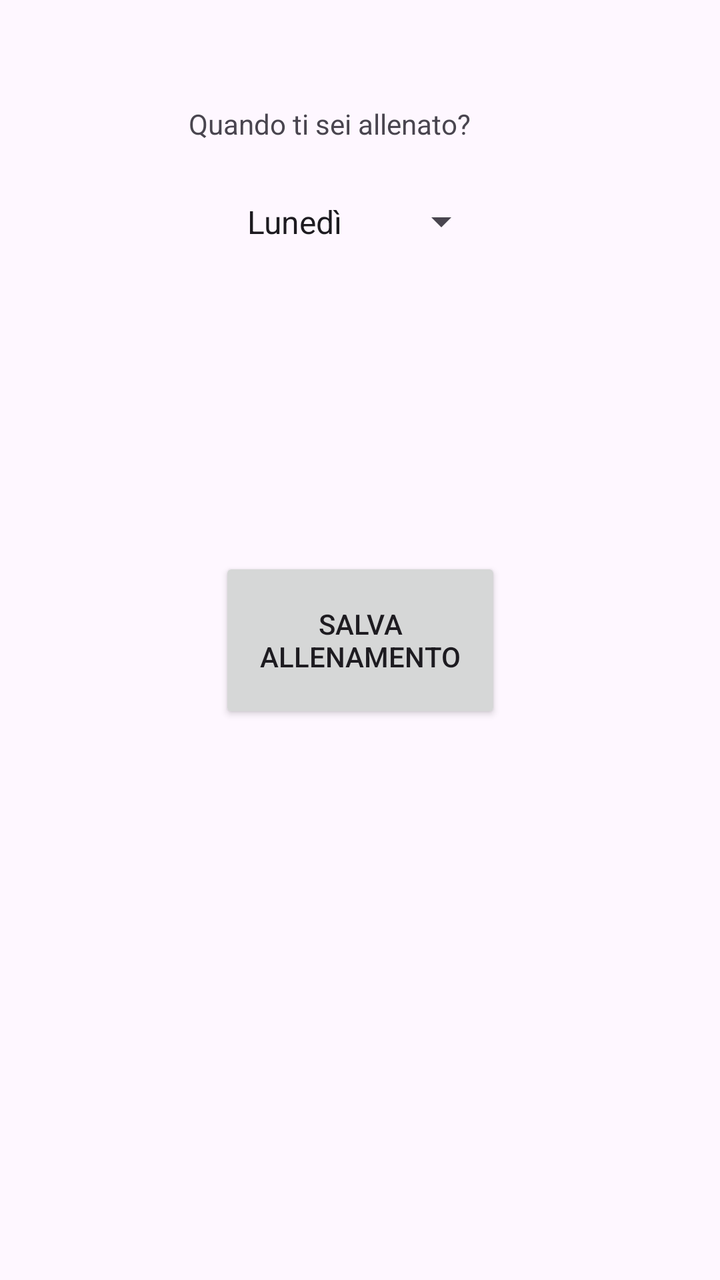
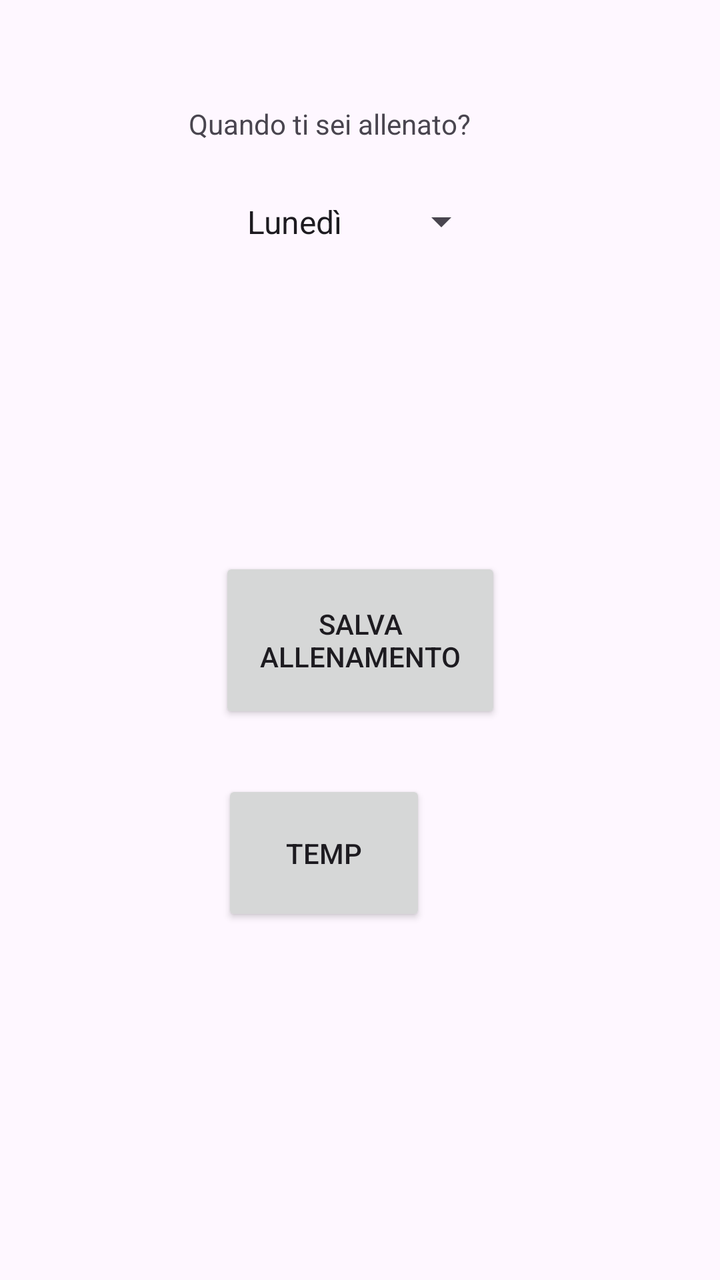

An Android layout rendered at two revisions. The XML below is the earlier revision; the diff shows what the commit changed to produce the second picture.
<!-- AndroidManifest.xml: application theme Theme.GymApp -->
<!-- res/layout/activity_add_training.xml -->
<?xml version="1.0" encoding="utf-8"?>
<androidx.constraintlayout.widget.ConstraintLayout xmlns:android="http://schemas.android.com/apk/res/android"
    xmlns:app="http://schemas.android.com/apk/res-auto"
    xmlns:tools="http://schemas.android.com/tools"
    android:id="@+id/main"
    android:layout_width="match_parent"
    android:layout_height="match_parent"
    tools:context=".AddTrainingActivity">

    <TextView
        android:id="@+id/textView"
        android:layout_width="170dp"
        android:layout_height="26dp"
        android:text="Quando ti sei allenato?"
        app:layout_constraintBottom_toBottomOf="parent"
        app:layout_constraintEnd_toEndOf="parent"
        app:layout_constraintHorizontal_bias="0.497"
        app:layout_constraintStart_toStartOf="parent"
        app:layout_constraintTop_toTopOf="parent"
        app:layout_constraintVertical_bias="0.085" />

    <Spinner
        android:id="@+id/list"
        android:entries="@array/giorni_settimana"
        android:layout_width="129dp"
        android:layout_height="27dp"
        app:layout_constraintBottom_toBottomOf="parent"
        app:layout_constraintEnd_toEndOf="parent"
        app:layout_constraintStart_toStartOf="parent"
        app:layout_constraintTop_toTopOf="parent"
        app:layout_constraintVertical_bias="0.159" />

    <Button
        android:id="@+id/button2"
        android:layout_width="141dp"
        android:layout_height="83dp"
        android:text="Salva allenamento"
        app:layout_constraintBottom_toBottomOf="parent"
        app:layout_constraintEnd_toEndOf="parent"
        app:layout_constraintStart_toStartOf="parent"
        app:layout_constraintTop_toTopOf="parent" />
</androidx.constraintlayout.widget.ConstraintLayout>
<!-- resources referenced by this layout -->
<resources>
  <string-array name="giorni_settimana">
          <item>Lunedì</item>
          <item>Martedì</item>
          <item>Mercoledì</item>
          <item>Giovedì</item>
          <item>Venerdì</item>
          <item>Sabato</item>
          <item>Domenica</item>
      </string-array>
  <style name="Theme.GymApp" parent="Base.Theme.GymApp" />
  <style name="Base.Theme.GymApp" parent="Theme.Material3.DayNight.NoActionBar">
          
          
      </style>
</resources>

<!-- the commit's change to res/layout/activity_add_training.xml (unified diff, before → after) -->
@@ -6,6 +6,18 @@
     android:layout_width="match_parent"
     android:layout_height="match_parent"
     tools:context=".AddTrainingActivity">
+
+    <Button
+        android:id="@+id/temp"
+        android:layout_width="102dp"
+        android:layout_height="73dp"
+        android:text="temp"
+        app:layout_constraintBottom_toBottomOf="parent"
+        app:layout_constraintEnd_toEndOf="parent"
+        app:layout_constraintHorizontal_bias="0.43"
+        app:layout_constraintStart_toStartOf="parent"
+        app:layout_constraintTop_toTopOf="parent"
+        app:layout_constraintVertical_bias="0.688" />
 
     <TextView
         android:id="@+id/textView"
